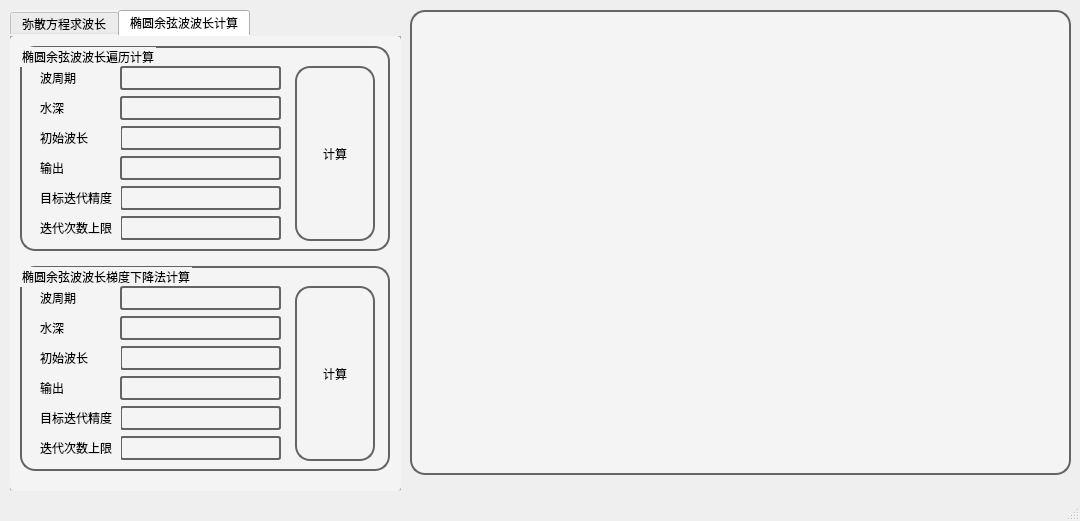
Qt form QtUI/CalculatorWindow.ui (h13-0/CoastalHydrodynamicsCalculator) before a commit.
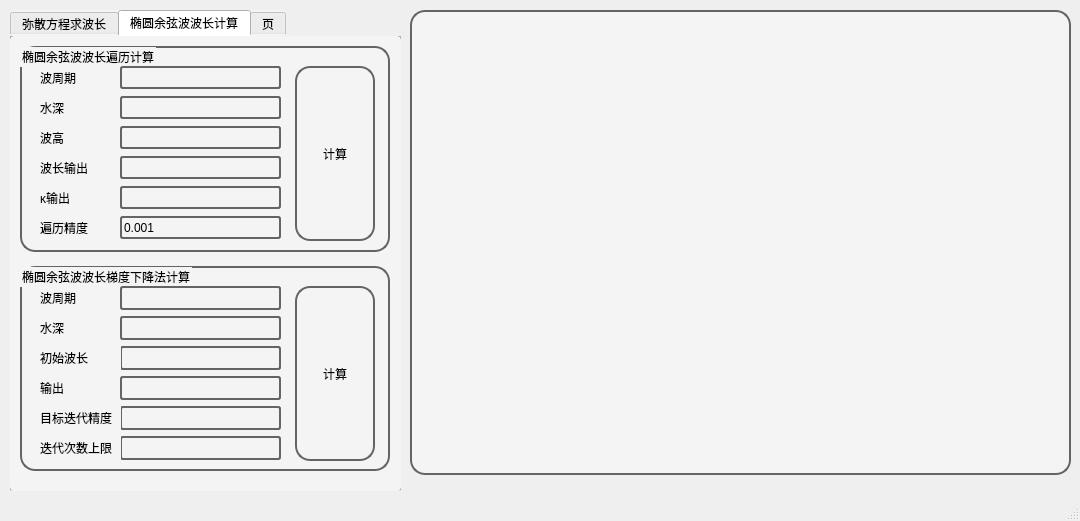
The same form after that commit. The open tabs and pages were chosen to show the change. Custom widgets are drawn as their Qt base class.

```diff
--- a/QtUI/CalculatorWindow.ui
+++ b/QtUI/CalculatorWindow.ui
@@ -311,253 +311,6 @@
      <attribute name="title">
       <string>椭圆余弦波波长计算</string>
      </attribute>
-     <widget class="QGroupBox" name="EllipticCosineWaveErgodicCalculator">
-      <property name="geometry">
-       <rect>
-        <x>10</x>
-        <y>10</y>
-        <width>370</width>
-        <height>205</height>
-       </rect>
-      </property>
-      <property name="styleSheet">
-       <string notr="true">border:2px solid rgb(100,100,100);
-border-radius:15px;
-background-color: #F4F4F4;</string>
-      </property>
-      <property name="title">
-       <string>椭圆余弦波波长遍历计算</string>
-      </property>
-      <widget class="QTextEdit" name="textEdit_4">
-       <property name="geometry">
-        <rect>
-         <x>100</x>
-         <y>170</y>
-         <width>161</width>
-         <height>24</height>
-        </rect>
-       </property>
-       <property name="styleSheet">
-        <string notr="true">border:2px solid rgb(100,100,100);
-border-radius:3px;
-background-color: #F4F4F4;</string>
-       </property>
-       <property name="verticalScrollBarPolicy">
-        <enum>Qt::ScrollBarAlwaysOff</enum>
-       </property>
-      </widget>
-      <widget class="QLabel" name="label_19">
-       <property name="geometry">
-        <rect>
-         <x>20</x>
-         <y>170</y>
-         <width>81</width>
-         <height>24</height>
-        </rect>
-       </property>
-       <property name="styleSheet">
-        <string notr="true">border:0px solid rgb(100,100,100);
-border-radius:0px;
-background-color: #F4F4F4;</string>
-       </property>
-       <property name="text">
-        <string>迭代次数上限</string>
-       </property>
-      </widget>
-      <widget class="QLabel" name="label_20">
-       <property name="geometry">
-        <rect>
-         <x>20</x>
-         <y>20</y>
-         <width>81</width>
-         <height>24</height>
-        </rect>
-       </property>
-       <property name="styleSheet">
-        <string notr="true">border:0px solid rgb(100,100,100);
-border-radius:0px;
-background-color: #F4F4F4;</string>
-       </property>
-       <property name="text">
-        <string>波周期</string>
-       </property>
-      </widget>
-      <widget class="QTextEdit" name="Cycle_2">
-       <property name="geometry">
-        <rect>
-         <x>100</x>
-         <y>20</y>
-         <width>161</width>
-         <height>24</height>
-        </rect>
-       </property>
-       <property name="styleSheet">
-        <string notr="true">border:2px solid rgb(100,100,100);
-border-radius:3px;
-background-color: #F4F4F4;</string>
-       </property>
-       <property name="verticalScrollBarPolicy">
-        <enum>Qt::ScrollBarAlwaysOff</enum>
-       </property>
-      </widget>
-      <widget class="QLabel" name="label_21">
-       <property name="geometry">
-        <rect>
-         <x>20</x>
-         <y>50</y>
-         <width>81</width>
-         <height>24</height>
-        </rect>
-       </property>
-       <property name="styleSheet">
-        <string notr="true">border:0px solid rgb(100,100,100);
-border-radius:0px;
-background-color: #F4F4F4;</string>
-       </property>
-       <property name="text">
-        <string>水深</string>
-       </property>
-      </widget>
-      <widget class="QTextEdit" name="Depth_2">
-       <property name="geometry">
-        <rect>
-         <x>100</x>
-         <y>50</y>
-         <width>161</width>
-         <height>24</height>
-        </rect>
-       </property>
-       <property name="styleSheet">
-        <string notr="true">border:2px solid rgb(100,100,100);
-border-radius:3px;
-background-color: #F4F4F4;</string>
-       </property>
-       <property name="verticalScrollBarPolicy">
-        <enum>Qt::ScrollBarAlwaysOff</enum>
-       </property>
-      </widget>
-      <widget class="QPushButton" name="Start_2">
-       <property name="geometry">
-        <rect>
-         <x>275</x>
-         <y>20</y>
-         <width>80</width>
-         <height>175</height>
-        </rect>
-       </property>
-       <property name="text">
-        <string>计算</string>
-       </property>
-      </widget>
-      <widget class="QTextEdit" name="InitialWavelength_2">
-       <property name="geometry">
-        <rect>
-         <x>100</x>
-         <y>80</y>
-         <width>161</width>
-         <height>24</height>
-        </rect>
-       </property>
-       <property name="styleSheet">
-        <string notr="true">border:2px solid rgb(100,100,100);
-border-radius:3px;
-background-color: #F4F4F4;</string>
-       </property>
-       <property name="verticalScrollBarPolicy">
-        <enum>Qt::ScrollBarAlwaysOff</enum>
-       </property>
-      </widget>
-      <widget class="QLabel" name="label_22">
-       <property name="geometry">
-        <rect>
-         <x>20</x>
-         <y>80</y>
-         <width>81</width>
-         <height>24</height>
-        </rect>
-       </property>
-       <property name="styleSheet">
-        <string notr="true">border:0px solid rgb(100,100,100);
-border-radius:0px;
-background-color: #F4F4F4;</string>
-       </property>
-       <property name="text">
-        <string>初始波长</string>
-       </property>
-      </widget>
-      <widget class="QTextEdit" name="textEdit_8">
-       <property name="geometry">
-        <rect>
-         <x>100</x>
-         <y>140</y>
-         <width>161</width>
-         <height>24</height>
-        </rect>
-       </property>
-       <property name="styleSheet">
-        <string notr="true">border:2px solid rgb(100,100,100);
-border-radius:3px;
-background-color: #F4F4F4;</string>
-       </property>
-       <property name="verticalScrollBarPolicy">
-        <enum>Qt::ScrollBarAlwaysOff</enum>
-       </property>
-      </widget>
-      <widget class="QLabel" name="label_23">
-       <property name="geometry">
-        <rect>
-         <x>20</x>
-         <y>140</y>
-         <width>81</width>
-         <height>24</height>
-        </rect>
-       </property>
-       <property name="styleSheet">
-        <string notr="true">border:0px solid rgb(100,100,100);
-border-radius:0px;
-background-color: #F4F4F4;</string>
-       </property>
-       <property name="text">
-        <string>目标迭代精度</string>
-       </property>
-      </widget>
-      <widget class="QLabel" name="label_24">
-       <property name="geometry">
-        <rect>
-         <x>20</x>
-         <y>110</y>
-         <width>81</width>
-         <height>24</height>
-        </rect>
-       </property>
-       <property name="styleSheet">
-        <string notr="true">border:0px solid rgb(100,100,100);
-border-radius:0px;
-background-color: #F4F4F4;</string>
-       </property>
-       <property name="text">
-        <string>输出</string>
-       </property>
-      </widget>
-      <widget class="QTextEdit" name="Output_4">
-       <property name="geometry">
-        <rect>
-         <x>100</x>
-         <y>110</y>
-         <width>161</width>
-         <height>24</height>
-        </rect>
-       </property>
-       <property name="styleSheet">
-        <string notr="true">border:2px solid rgb(100,100,100);
-border-radius:3px;
-background-color: #F4F4F4;</string>
-       </property>
-       <property name="verticalScrollBarPolicy">
-        <enum>Qt::ScrollBarAlwaysOff</enum>
-       </property>
-      </widget>
-     </widget>
      <widget class="QGroupBox" name="DispersionEquationCalculator_5">
       <property name="geometry">
        <rect>
@@ -805,6 +558,255 @@
        </property>
       </widget>
      </widget>
+     <widget class="QGroupBox" name="EllipticCosineWaveErgodicCalculator">
+      <property name="geometry">
+       <rect>
+        <x>10</x>
+        <y>10</y>
+        <width>370</width>
+        <height>206</height>
+       </rect>
+      </property>
+      <property name="styleSheet">
+       <string notr="true">border:2px solid rgb(100,100,100);
+border-radius:15px;
+background-color: #F4F4F4;</string>
+      </property>
+      <property name="title">
+       <string>椭圆余弦波波长遍历计算</string>
+      </property>
+      <widget class="QLabel" name="label_19">
+       <property name="geometry">
+        <rect>
+         <x>20</x>
+         <y>140</y>
+         <width>76</width>
+         <height>24</height>
+        </rect>
+       </property>
+       <property name="styleSheet">
+        <string notr="true">border:0px solid rgb(100,100,100);
+border-radius:0px;
+background-color: #F4F4F4;</string>
+       </property>
+       <property name="text">
+        <string>κ输出</string>
+       </property>
+      </widget>
+      <widget class="QLabel" name="label_20">
+       <property name="geometry">
+        <rect>
+         <x>20</x>
+         <y>20</y>
+         <width>76</width>
+         <height>24</height>
+        </rect>
+       </property>
+       <property name="styleSheet">
+        <string notr="true">border:0px solid rgb(100,100,100);
+border-radius:0px;
+background-color: #F4F4F4;</string>
+       </property>
+       <property name="text">
+        <string>波周期</string>
+       </property>
+      </widget>
+      <widget class="QLabel" name="label_21">
+       <property name="geometry">
+        <rect>
+         <x>20</x>
+         <y>50</y>
+         <width>76</width>
+         <height>24</height>
+        </rect>
+       </property>
+       <property name="styleSheet">
+        <string notr="true">border:0px solid rgb(100,100,100);
+border-radius:0px;
+background-color: #F4F4F4;</string>
+       </property>
+       <property name="text">
+        <string>水深</string>
+       </property>
+      </widget>
+      <widget class="QPushButton" name="ECWE_Calc">
+       <property name="geometry">
+        <rect>
+         <x>275</x>
+         <y>20</y>
+         <width>80</width>
+         <height>175</height>
+        </rect>
+       </property>
+       <property name="text">
+        <string>计算</string>
+       </property>
+      </widget>
+      <widget class="QLabel" name="label_22">
+       <property name="geometry">
+        <rect>
+         <x>20</x>
+         <y>80</y>
+         <width>76</width>
+         <height>24</height>
+        </rect>
+       </property>
+       <property name="styleSheet">
+        <string notr="true">border:0px solid rgb(100,100,100);
+border-radius:0px;
+background-color: #F4F4F4;</string>
+       </property>
+       <property name="text">
+        <string>波高</string>
+       </property>
+      </widget>
+      <widget class="QLabel" name="label_23">
+       <property name="geometry">
+        <rect>
+         <x>20</x>
+         <y>170</y>
+         <width>76</width>
+         <height>24</height>
+        </rect>
+       </property>
+       <property name="styleSheet">
+        <string notr="true">border:0px solid rgb(100,100,100);
+border-radius:0px;
+background-color: #F4F4F4;</string>
+       </property>
+       <property name="text">
+        <string>遍历精度</string>
+       </property>
+      </widget>
+      <widget class="QLabel" name="label_24">
+       <property name="geometry">
+        <rect>
+         <x>20</x>
+         <y>110</y>
+         <width>76</width>
+         <height>24</height>
+        </rect>
+       </property>
+       <property name="styleSheet">
+        <string notr="true">border:0px solid rgb(100,100,100);
+border-radius:0px;
+background-color: #F4F4F4;</string>
+       </property>
+       <property name="text">
+        <string>波长输出</string>
+       </property>
+      </widget>
+      <widget class="QLineEdit" name="ECWE_Cycle">
+       <property name="geometry">
+        <rect>
+         <x>100</x>
+         <y>20</y>
+         <width>161</width>
+         <height>23</height>
+        </rect>
+       </property>
+       <property name="styleSheet">
+        <string notr="true">border:2px solid rgb(100,100,100);
+border-radius:3px;
+background-color: #F4F4F4;</string>
+       </property>
+      </widget>
+      <widget class="QLineEdit" name="ECWE_Depth">
+       <property name="geometry">
+        <rect>
+         <x>100</x>
+         <y>50</y>
+         <width>161</width>
+         <height>23</height>
+        </rect>
+       </property>
+       <property name="styleSheet">
+        <string notr="true">border:2px solid rgb(100,100,100);
+border-radius:3px;
+background-color: #F4F4F4;</string>
+       </property>
+      </widget>
+      <widget class="QLineEdit" name="ECWE_WaveHeight">
+       <property name="geometry">
+        <rect>
+         <x>100</x>
+         <y>80</y>
+         <width>161</width>
+         <height>23</height>
+        </rect>
+       </property>
+       <property name="styleSheet">
+        <string notr="true">border:2px solid rgb(100,100,100);
+border-radius:3px;
+background-color: #F4F4F4;</string>
+       </property>
+       <property name="readOnly">
+        <bool>false</bool>
+       </property>
+      </widget>
+      <widget class="QLineEdit" name="ECWE_WaveLengthOutput">
+       <property name="geometry">
+        <rect>
+         <x>100</x>
+         <y>110</y>
+         <width>161</width>
+         <height>23</height>
+        </rect>
+       </property>
+       <property name="styleSheet">
+        <string notr="true">border:2px solid rgb(100,100,100);
+border-radius:3px;
+background-color: #F4F4F4;</string>
+       </property>
+       <property name="readOnly">
+        <bool>true</bool>
+       </property>
+      </widget>
+      <widget class="QLineEdit" name="ECWE_ErgodicAccuracy">
+       <property name="geometry">
+        <rect>
+         <x>100</x>
+         <y>170</y>
+         <width>161</width>
+         <height>23</height>
+        </rect>
+       </property>
+       <property name="styleSheet">
+        <string notr="true">border:2px solid rgb(100,100,100);
+border-radius:3px;
+background-color: #F4F4F4;</string>
+       </property>
+       <property name="text">
+        <string>0.001</string>
+       </property>
+      </widget>
+      <widget class="QLineEdit" name="ECWE_KappaOutput">
+       <property name="geometry">
+        <rect>
+         <x>100</x>
+         <y>140</y>
+         <width>161</width>
+         <height>23</height>
+        </rect>
+       </property>
+       <property name="styleSheet">
+        <string notr="true">border:2px solid rgb(100,100,100);
+border-radius:3px;
+background-color: #F4F4F4;</string>
+       </property>
+       <property name="text">
+        <string/>
+       </property>
+       <property name="readOnly">
+        <bool>true</bool>
+       </property>
+      </widget>
+     </widget>
+    </widget>
+    <widget class="QWidget" name="tab_3">
+     <attribute name="title">
+      <string>页</string>
+     </attribute>
     </widget>
    </widget>
    <widget class="QChartView" name="WaveView">
```
Left out of the diff: 14 changed lines with no effect on the pictures.
